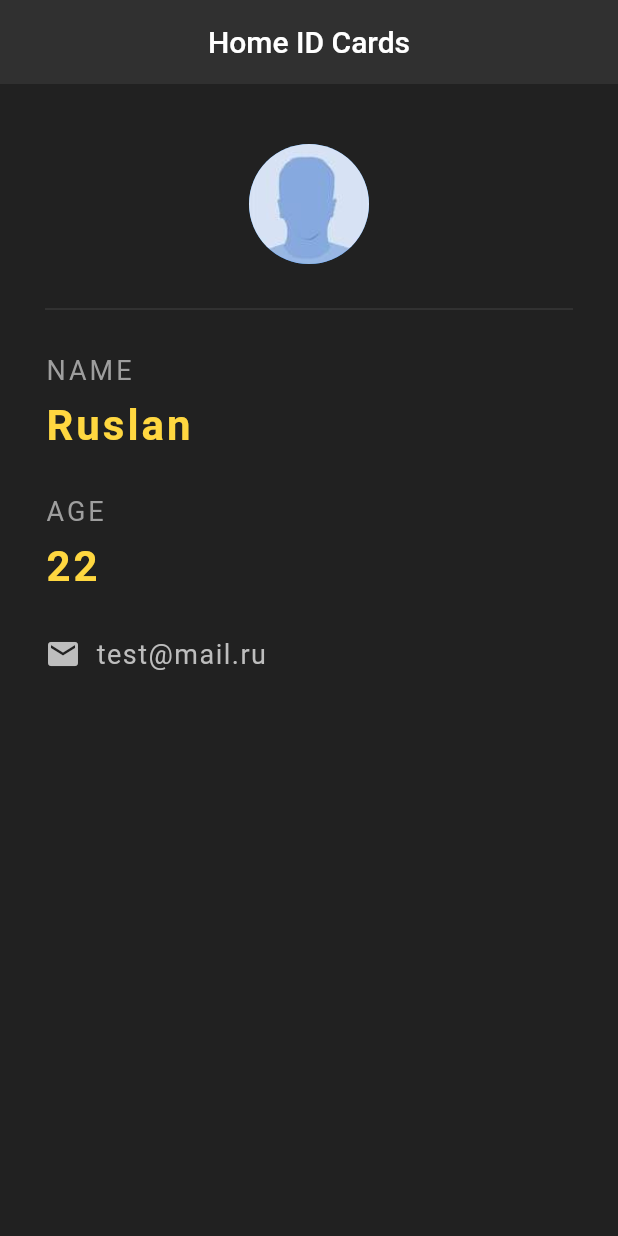
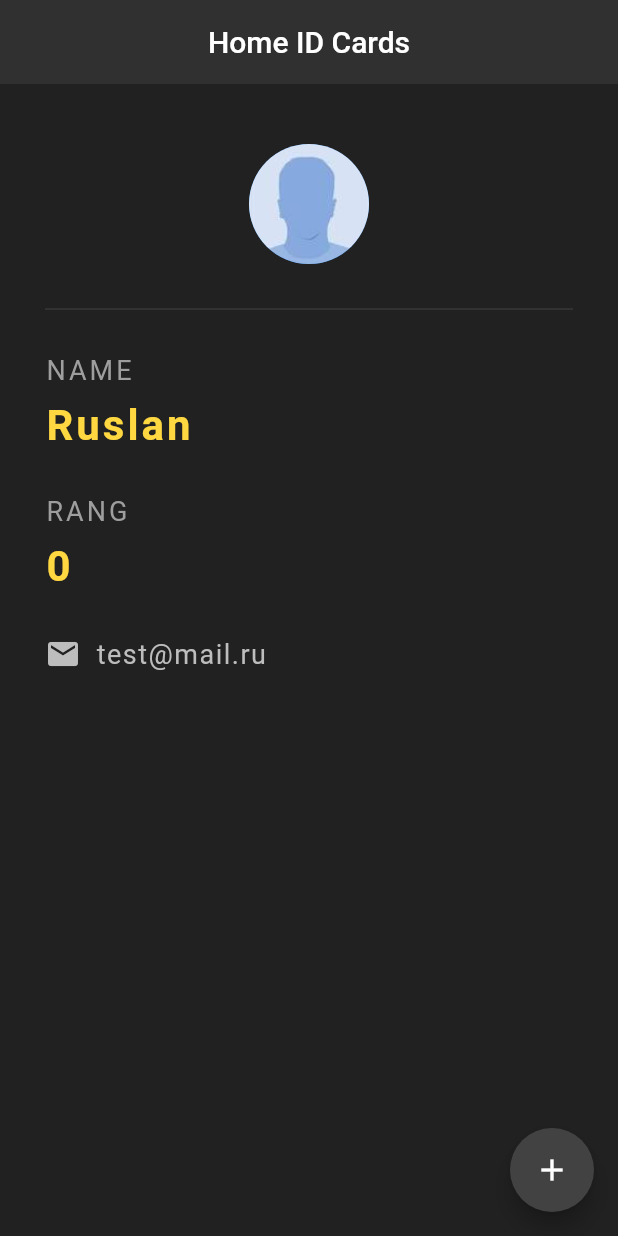
Before and after one commit to Hacikes/testprojFfutter, a Flutter app: the screen it shows after launch, on a phone screen of 412 x 824 dp. Run offline on Flutter 3.47's test engine with Material 2 defaults, Android fonts, the light colour scheme and no system bars.

Commit message:
Добавил кнопку-счётчик

```diff
--- a/lib/main.dart
+++ b/lib/main.dart
@@ -3,9 +3,21 @@ import 'package:flutter/material.dart';
 void main() => runApp(const MaterialApp(
   home: HomeCard(),
 ));
+// При нажатии на StatefulWidget и на лампочку можно изменить виджет со статического на динамический(виджет сохранения состояния)
+class HomeCard extends StatefulWidget {
+  const HomeCard({Key? key}) : super(key: key);
 
-class HomeCard extends StatelessWidget {
-  const HomeCard({Key? key}) : super(key: key);
+  @override
+  State<HomeCard> createState() => _HomeCardState();
+}
+
+class _HomeCardState extends State<HomeCard> {
+
+  int rangLevel = 0;
+
+
+
+
   @override
   Widget build(BuildContext context) {
     return Scaffold(
@@ -45,7 +57,7 @@ class HomeCard extends StatelessWidget {
               ),
               const SizedBox(height: 30.0),
               const Text(
-                'AGE',
+                'RANG',
                 style: TextStyle(
                     color: Colors.grey,
                     letterSpacing: 2.0,
@@ -53,8 +65,8 @@ class HomeCard extends StatelessWidget {
                 ),
               ),
               const SizedBox(height: 10.0),
-              const Text(
-                '22',
+              Text(
+                '$rangLevel',
                 style: TextStyle(
                     color: Colors.amberAccent,
                     letterSpacing: 2.0,
@@ -89,6 +101,15 @@ class HomeCard extends StatelessWidget {
           backgroundColor: Colors.grey[850],
           elevation: 0.0,
         ),
+      floatingActionButton: FloatingActionButton(
+          onPressed: () {
+            setState(() {
+              rangLevel += 1;
+            });
+          },
+        child: Icon(Icons.add),
+        backgroundColor: Colors.grey[800],
+      ),
     );
   }
 }
```
